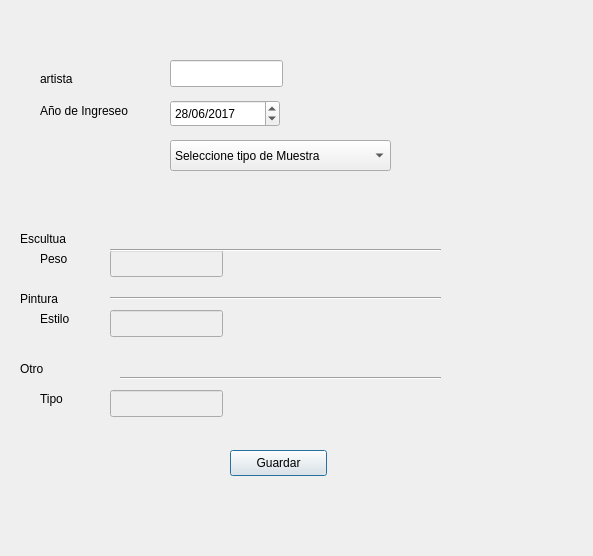
belwalter/curso_python_2018, file api_museos/interfaz/cargar_muestra.ui: the form before one commit.
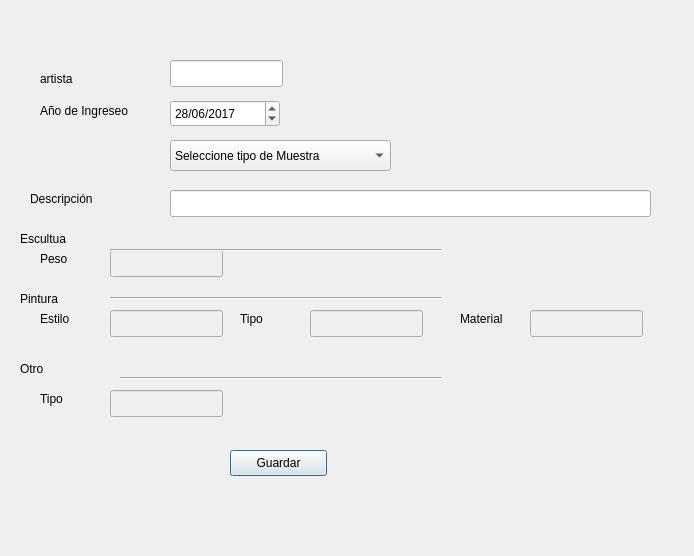
The form after the commit.

The edit to the form file:
```diff
--- a/api_museos/interfaz/cargar_muestra.ui
+++ b/api_museos/interfaz/cargar_muestra.ui
@@ -6,7 +6,7 @@
    <rect>
     <x>0</x>
     <y>0</y>
-    <width>593</width>
+    <width>694</width>
     <height>556</height>
    </rect>
   </property>
@@ -271,6 +271,84 @@
     <string>Estilo</string>
    </property>
   </widget>
+  <widget class="QLineEdit" name="tipo_2">
+   <property name="enabled">
+    <bool>false</bool>
+   </property>
+   <property name="geometry">
+    <rect>
+     <x>310</x>
+     <y>310</y>
+     <width>113</width>
+     <height>27</height>
+    </rect>
+   </property>
+  </widget>
+  <widget class="QLabel" name="label_10">
+   <property name="geometry">
+    <rect>
+     <x>240</x>
+     <y>310</y>
+     <width>67</width>
+     <height>17</height>
+    </rect>
+   </property>
+   <property name="text">
+    <string>Tipo</string>
+   </property>
+  </widget>
+  <widget class="QLineEdit" name="material">
+   <property name="enabled">
+    <bool>false</bool>
+   </property>
+   <property name="geometry">
+    <rect>
+     <x>530</x>
+     <y>310</y>
+     <width>113</width>
+     <height>27</height>
+    </rect>
+   </property>
+  </widget>
+  <widget class="QLabel" name="label_11">
+   <property name="geometry">
+    <rect>
+     <x>460</x>
+     <y>310</y>
+     <width>67</width>
+     <height>17</height>
+    </rect>
+   </property>
+   <property name="text">
+    <string>Material</string>
+   </property>
+  </widget>
+  <widget class="QLineEdit" name="descripcion">
+   <property name="enabled">
+    <bool>true</bool>
+   </property>
+   <property name="geometry">
+    <rect>
+     <x>170</x>
+     <y>190</y>
+     <width>481</width>
+     <height>27</height>
+    </rect>
+   </property>
+  </widget>
+  <widget class="QLabel" name="label_12">
+   <property name="geometry">
+    <rect>
+     <x>30</x>
+     <y>190</y>
+     <width>101</width>
+     <height>17</height>
+    </rect>
+   </property>
+   <property name="text">
+    <string>Descripción</string>
+   </property>
+  </widget>
  </widget>
  <resources/>
  <connections/>
```
